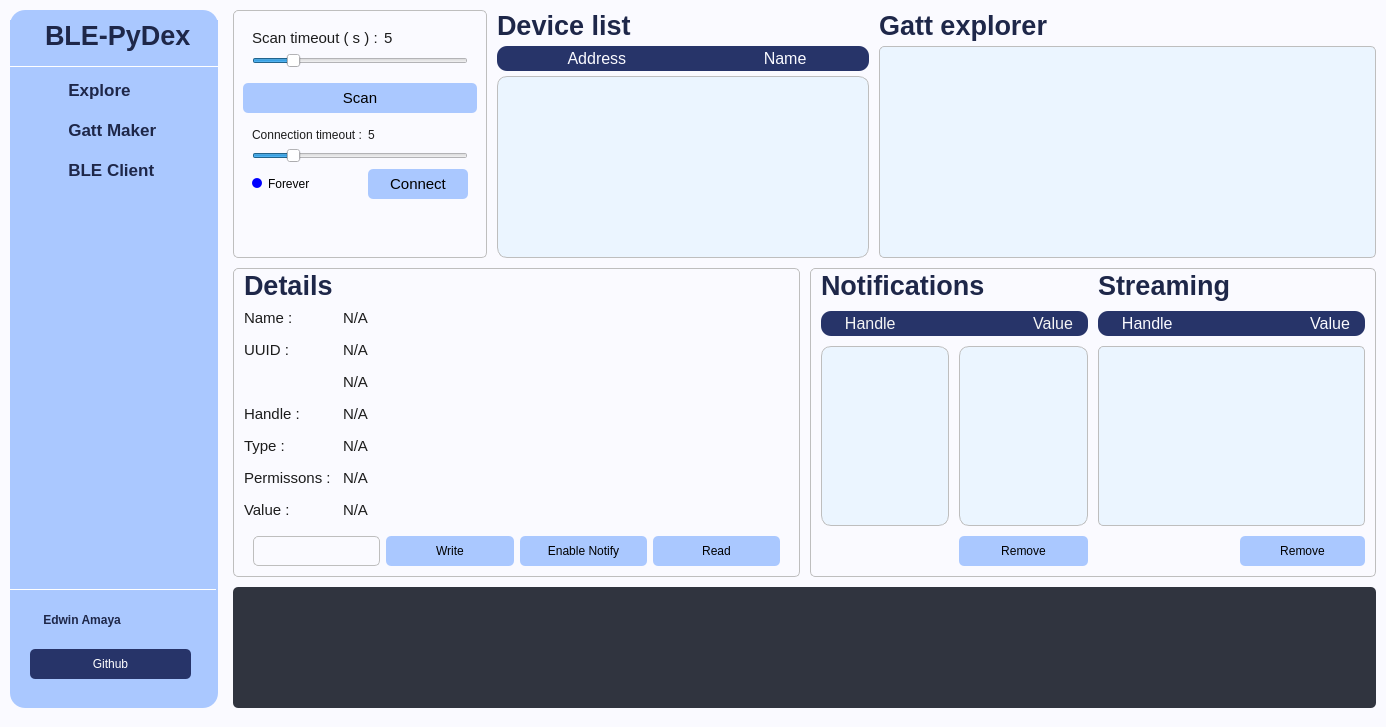
Above: BLE_GUI.ui from EdwinFairchild/BLE-PyDex before the change. Below: the same form after it.
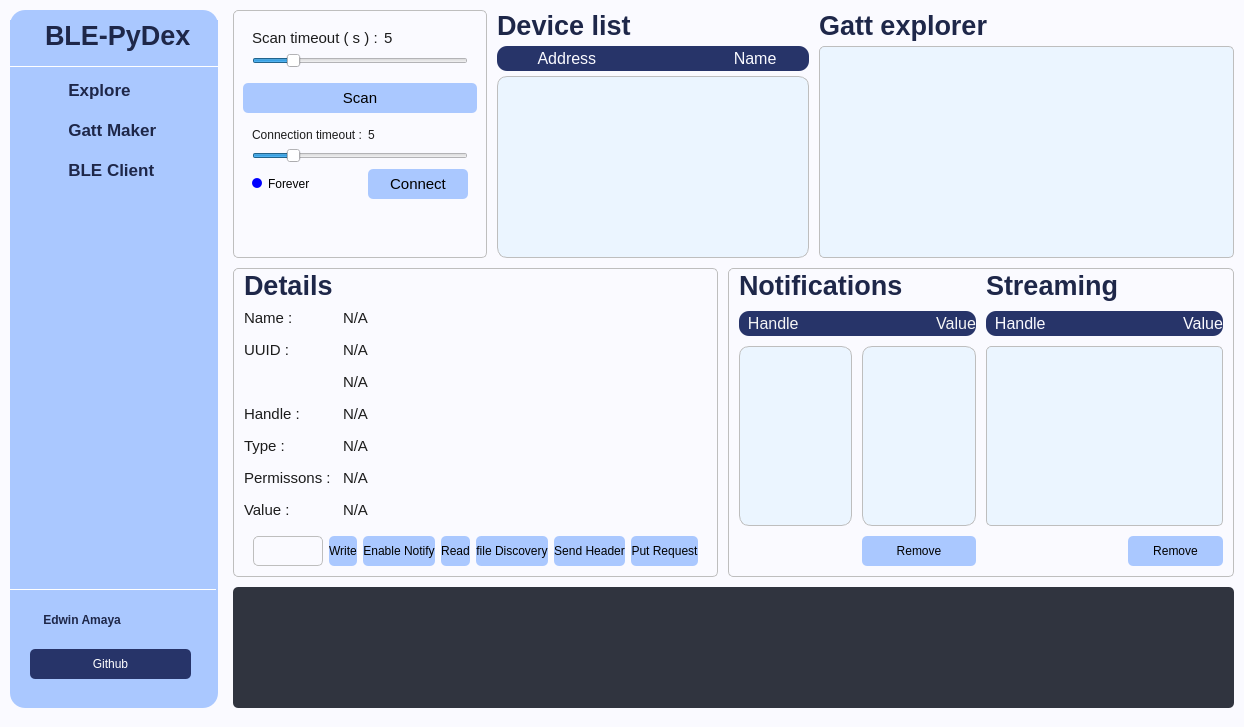
That is the form after the change. Custom widgets are drawn as their Qt base class.

Commit message: otas discovery,header,putrequest working

```diff
--- a/BLE_GUI.ui
+++ b/BLE_GUI.ui
@@ -6,7 +6,7 @@
    <rect>
     <x>0</x>
     <y>0</y>
-    <width>1386</width>
+    <width>1219</width>
     <height>727</height>
    </rect>
   </property>
@@ -1380,7 +1380,7 @@
                             <property name="frameShadow">
                              <enum>QFrame::Raised</enum>
                             </property>
-                            <layout class="QHBoxLayout" name="horizontalLayout" stretch="1,1,1,1">
+                            <layout class="QHBoxLayout" name="horizontalLayout" stretch="1,1,1,1,0,0,0">
                              <property name="bottomMargin">
                               <number>0</number>
                              </property>
@@ -1520,6 +1520,108 @@
                                </property>
                               </widget>
                              </item>
+                             <item>
+                              <widget class="QPushButton" name="btnFileDisc">
+                               <property name="minimumSize">
+                                <size>
+                                 <width>0</width>
+                                 <height>30</height>
+                                </size>
+                               </property>
+                               <property name="styleSheet">
+                                <string notr="true">QPushButton{
+	color: rgb(0, 0, 0);
+		background-color: rgb(170,200,255);
+	border:none;
+border-radius:5px;
+
+}
+
+QPushButton:hover{
+	color: rgb(28, 28, 28);
+		background-color: rgb(140,170,255);
+
+}
+
+QPushButton:pressed{
+	
+		color: rgb(28, 28, 28);
+	background-color: rgb(110,140,255);
+}</string>
+                               </property>
+                               <property name="text">
+                                <string>file Discovery</string>
+                               </property>
+                              </widget>
+                             </item>
+                             <item>
+                              <widget class="QPushButton" name="btnSendHeader">
+                               <property name="minimumSize">
+                                <size>
+                                 <width>0</width>
+                                 <height>30</height>
+                                </size>
+                               </property>
+                               <property name="styleSheet">
+                                <string notr="true">QPushButton{
+	color: rgb(0, 0, 0);
+		background-color: rgb(170,200,255);
+	border:none;
+border-radius:5px;
+
+}
+
+QPushButton:hover{
+	color: rgb(28, 28, 28);
+		background-color: rgb(140,170,255);
+
+}
+
+QPushButton:pressed{
+	
+		color: rgb(28, 28, 28);
+	background-color: rgb(110,140,255);
+}</string>
+                               </property>
+                               <property name="text">
+                                <string>Send Header</string>
+                               </property>
+                              </widget>
+                             </item>
+                             <item>
+                              <widget class="QPushButton" name="btnPutReq">
+                               <property name="minimumSize">
+                                <size>
+                                 <width>0</width>
+                                 <height>30</height>
+                                </size>
+                               </property>
+                               <property name="styleSheet">
+                                <string notr="true">QPushButton{
+	color: rgb(0, 0, 0);
+		background-color: rgb(170,200,255);
+	border:none;
+border-radius:5px;
+
+}
+
+QPushButton:hover{
+	color: rgb(28, 28, 28);
+		background-color: rgb(140,170,255);
+
+}
+
+QPushButton:pressed{
+	
+		color: rgb(28, 28, 28);
+	background-color: rgb(110,140,255);
+}</string>
+                               </property>
+                               <property name="text">
+                                <string>Put Request</string>
+                               </property>
+                              </widget>
+                             </item>
                             </layout>
                            </widget>
                           </item>
```
The commit also changes 4 other files.
